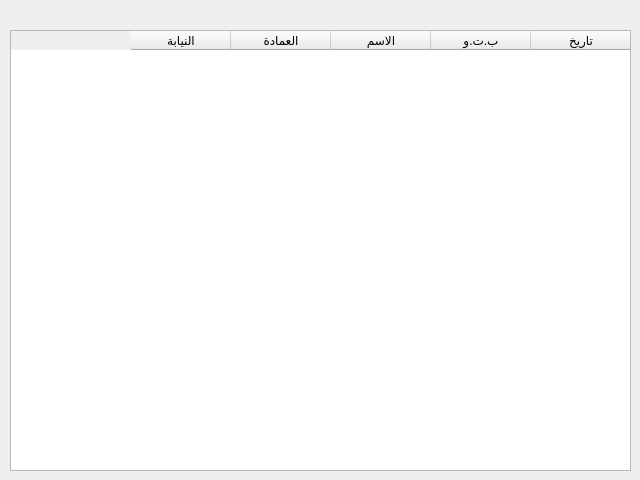
The window that UI/history.ui (anwer25/Administration_agricole) describes before a commit, drawn with Qt 5.
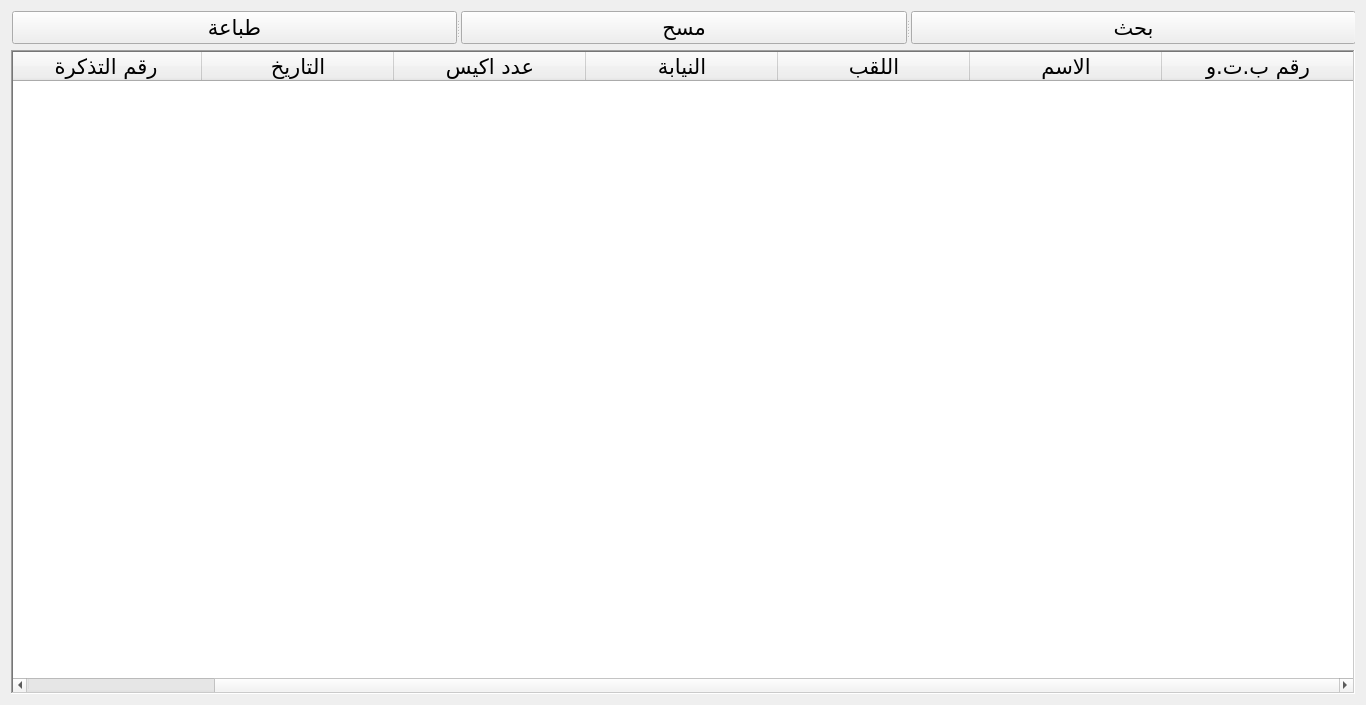
The same window after the commit. Icons and pictures are not drawn.

Patch:
```diff
--- a/UI/history.ui
+++ b/UI/history.ui
@@ -6,33 +6,89 @@
    <rect>
     <x>0</x>
     <y>0</y>
-    <width>640</width>
-    <height>480</height>
+    <width>1366</width>
+    <height>705</height>
    </rect>
   </property>
+  <property name="minimumSize">
+   <size>
+    <width>0</width>
+    <height>0</height>
+   </size>
+  </property>
+  <property name="font">
+   <font>
+    <family>Arabic Typesetting</family>
+    <pointsize>16</pointsize>
+   </font>
+  </property>
   <property name="windowTitle">
    <string>Form</string>
   </property>
-  <widget class="QTableWidget" name="tableWidget">
-   <property name="geometry">
-    <rect>
-     <x>10</x>
-     <y>30</y>
-     <width>621</width>
-     <height>441</height>
-    </rect>
+  <property name="windowIcon">
+   <iconset resource="../qrc_source/source.qrc">
+    <normaloff>:/MainIcon/Image/pngtree-beautiful-wheat-glyph-vector-icon-png-image_2003301.jpg</normaloff>:/MainIcon/Image/pngtree-beautiful-wheat-glyph-vector-icon-png-image_2003301.jpg</iconset>
    </property>
    <property name="layoutDirection">
     <enum>Qt::RightToLeft</enum>
    </property>
-   <column>
-    <property name="text">
-     <string>تاريخ</string>
-    </property>
-   </column>
+  <property name="locale">
+   <locale language="Arabic" country="Tunisia"/>
+  </property>
+  <layout class="QGridLayout" name="gridLayout">
+   <item row="2" column="0">
+    <widget class="QTableWidget" name="data">
+     <property name="layoutDirection">
+      <enum>Qt::RightToLeft</enum>
+     </property>
+     <property name="locale">
+      <locale language="Arabic" country="Tunisia"/>
+     </property>
+     <property name="frameShape">
+      <enum>QFrame::WinPanel</enum>
+     </property>
+     <property name="frameShadow">
+      <enum>QFrame::Sunken</enum>
+     </property>
+     <property name="sizeAdjustPolicy">
+      <enum>QAbstractScrollArea::AdjustToContents</enum>
+     </property>
+     <property name="editTriggers">
+      <set>QAbstractItemView::NoEditTriggers</set>
+     </property>
+     <property name="tabKeyNavigation">
+      <bool>false</bool>
+     </property>
+     <property name="showDropIndicator" stdset="0">
+      <bool>false</bool>
+     </property>
+     <property name="dragDropOverwriteMode">
+      <bool>false</bool>
+     </property>
+     <property name="alternatingRowColors">
+      <bool>true</bool>
+     </property>
+     <property name="selectionMode">
+      <enum>QAbstractItemView::SingleSelection</enum>
+     </property>
+     <property name="selectionBehavior">
+      <enum>QAbstractItemView::SelectRows</enum>
+     </property>
+     <property name="sortingEnabled">
+      <bool>true</bool>
+     </property>
+     <property name="cornerButtonEnabled">
+      <bool>false</bool>
+     </property>
+     <attribute name="horizontalHeaderDefaultSectionSize">
+      <number>192</number>
+     </attribute>
+     <attribute name="horizontalHeaderHighlightSections">
+      <bool>false</bool>
+     </attribute>
    <column>
     <property name="text">
-     <string>ب.ت.و</string>
+       <string>رقم ب.ت.و</string>
     </property>
    </column>
    <column>
@@ -42,7 +98,7 @@
    </column>
    <column>
     <property name="text">
-     <string>العمادة</string>
+       <string>اللقب</string>
     </property>
    </column>
    <column>
@@ -50,8 +106,49 @@
      <string>النيابة</string>
     </property>
    </column>
-  </widget>
- </widget>
- <resources/>
+     <column>
+      <property name="text">
+       <string>عدد اكيس</string>
+      </property>
+     </column>
+     <column>
+      <property name="text">
+       <string>التاريخ</string>
+      </property>
+     </column>
+     <column>
+      <property name="text">
+       <string>رقم التذكرة</string>
+      </property>
+     </column>
+    </widget>
+   </item>
+   <item row="1" column="0">
+    <widget class="QSplitter" name="splitter">
+     <property name="orientation">
+      <enum>Qt::Horizontal</enum>
+     </property>
+     <widget class="QPushButton" name="searsh">
+      <property name="text">
+       <string>بحث</string>
+      </property>
+     </widget>
+     <widget class="QPushButton" name="remove">
+      <property name="text">
+       <string>مسح</string>
+      </property>
+     </widget>
+     <widget class="QPushButton" name="print">
+      <property name="text">
+       <string>طباعة</string>
+      </property>
+     </widget>
+    </widget>
+   </item>
+  </layout>
+ </widget>
+ <resources>
+  <include location="../qrc_source/source.qrc"/>
+ </resources>
  <connections/>
 </ui>
```
Left out of the diff: 9 changed lines with no effect on the pictures. Lines whose indentation alone changed are shown as unchanged.
